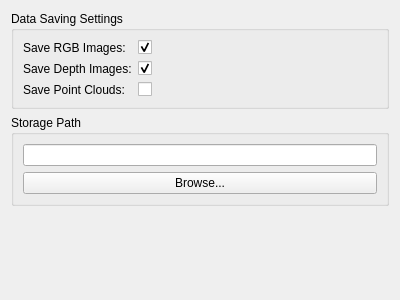
First picture: the form in src/ui/settings_panel.ui, repository Turing-Cat/MultiCamCollector, before the edit.
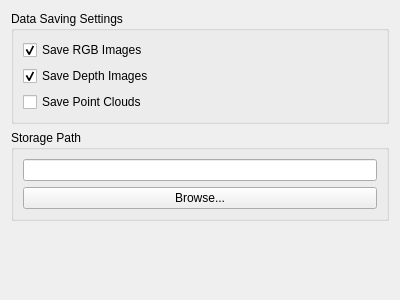
Second picture: the form after the edit.

Commit message: Added depth image shows on screen.

Patch:
```diff
--- a/src/ui/settings_panel.ui
+++ b/src/ui/settings_panel.ui
@@ -19,52 +19,31 @@
      <property name="title">
       <string>Data Saving Settings</string>
      </property>
-     <layout class="QFormLayout" name="formLayout">
-      <item row="0" column="0">
-       <widget class="QLabel" name="label">
-        <property name="text">
-         <string>Save RGB Images:</string>
-        </property>
-       </widget>
-      </item>
-      <item row="0" column="1">
+     <layout class="QVBoxLayout" name="verticalLayout_3">
+      <item>
        <widget class="QCheckBox" name="save_rgb_checkbox">
         <property name="text">
-         <string/>
+         <string>Save RGB Images</string>
         </property>
         <property name="checked">
          <bool>true</bool>
         </property>
        </widget>
       </item>
-      <item row="1" column="0">
-       <widget class="QLabel" name="label_2">
-        <property name="text">
-         <string>Save Depth Images:</string>
-        </property>
-       </widget>
-      </item>
-      <item row="1" column="1">
+      <item>
        <widget class="QCheckBox" name="save_depth_checkbox">
         <property name="text">
-         <string/>
+         <string>Save Depth Images</string>
         </property>
         <property name="checked">
          <bool>true</bool>
         </property>
        </widget>
       </item>
-      <item row="2" column="0">
-       <widget class="QLabel" name="label_3">
-        <property name="text">
-         <string>Save Point Clouds:</string>
-        </property>
-       </widget>
-      </item>
-      <item row="2" column="1">
+      <item>
        <widget class="QCheckBox" name="save_point_cloud_checkbox">
         <property name="text">
-         <string/>
+         <string>Save Point Clouds</string>
         </property>
        </widget>
       </item>
```
The commit also changes 11 other files.
